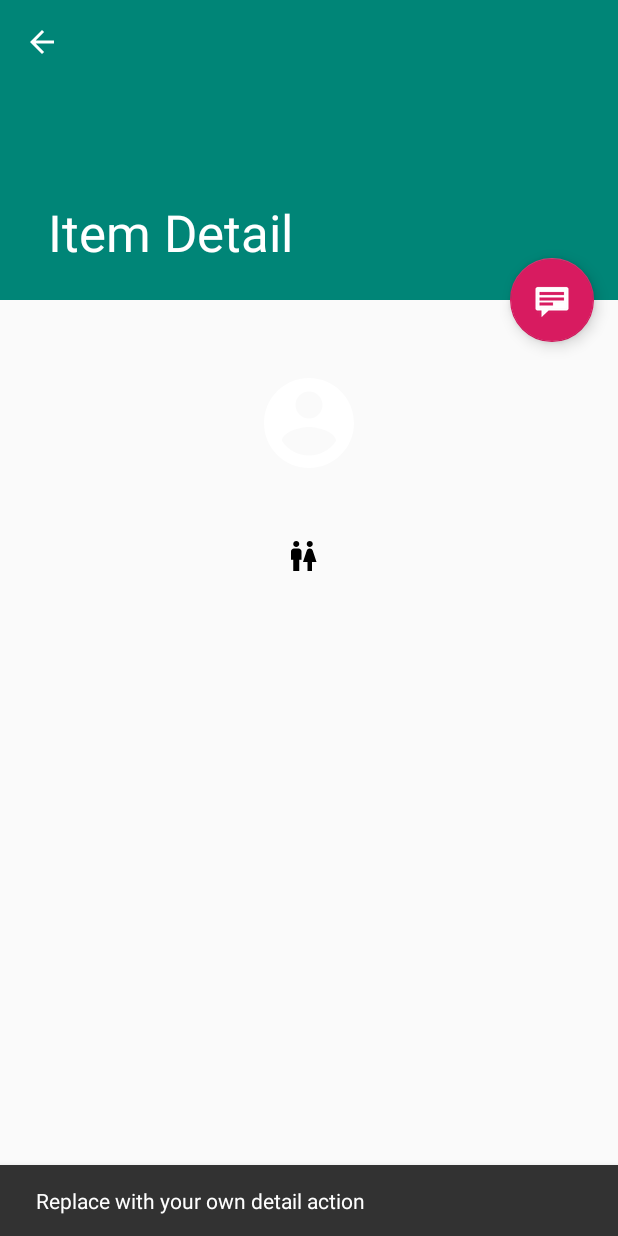
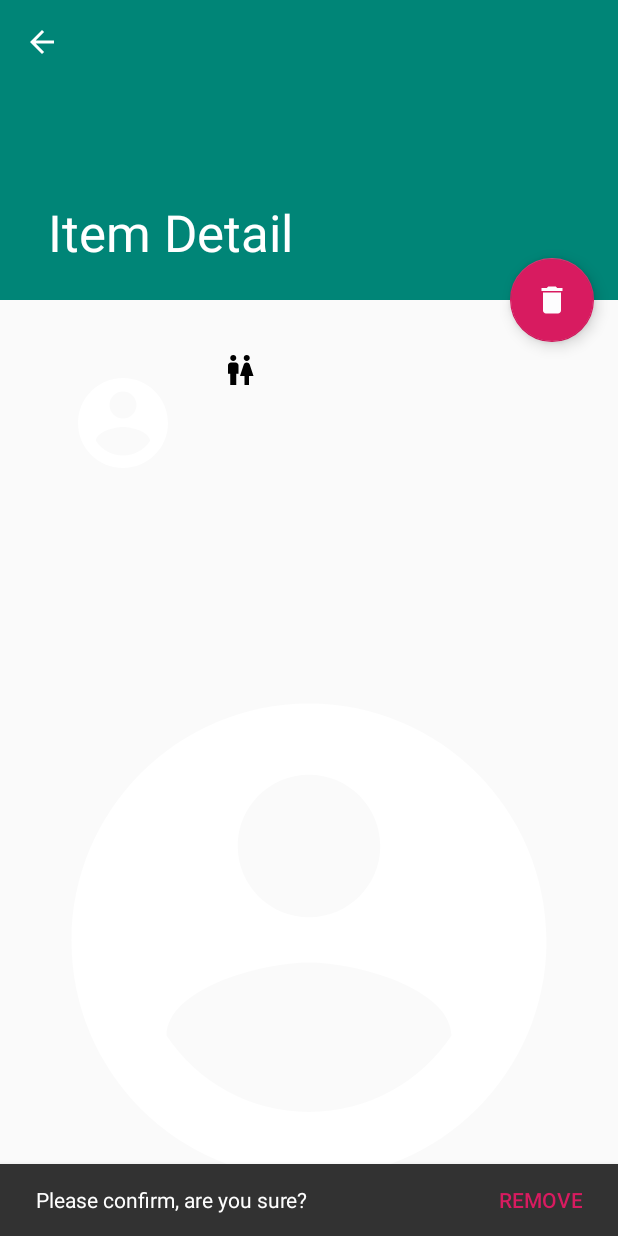
Before and after one commit to amqo/RandomUser, an Android app: the RandomUserDetailActivity screen opened directly, with no data from a screen before it, after a tap on an icon or button, on a phone screen of 412 x 824 dp. Run offline under Robolectric (Android 15) with nearby library versions, the phone set to English and light mode, and no system bars; our stand-ins replace data binding; libraries missing offline, so code that uses them is left out: org.kodein.di; pictures from the network do not load; 4 statements that could not run were skipped.

Commit message:
Add remove confirmation, layout improvements

```diff
--- a/app/build.gradle
+++ b/app/build.gradle
@@ -63,9 +63,6 @@ dependencies {
     implementation 'org.jetbrains.kotlinx:kotlinx-coroutines-core:1.1.1'
     implementation "org.jetbrains.kotlinx:kotlinx-coroutines-android:1.1.1"
 
-    // DateTime-time support
-    implementation "com.jakewharton.threetenabp:threetenabp:1.1.0"
-
     // Retrofit
     implementation "com.squareup.retrofit2:retrofit:$retrofit_version"
     implementation "com.squareup.retrofit2:converter-gson:$retrofit_version"
--- /dev/null
+++ b/app/src/main/java/com/amqo/randomuser/data/network/response/Coordinates.kt
@@ -0,0 +1,6 @@
+package com.amqo.randomuser.data.network.response
+
+data class Coordinates(
+    val latitude: Double,
+    val longitude: Double
+)
--- a/app/src/main/java/com/amqo/randomuser/data/network/response/Location.kt
+++ b/app/src/main/java/com/amqo/randomuser/data/network/response/Location.kt
@@ -1,7 +1,11 @@
 package com.amqo.randomuser.data.network.response
+
+import androidx.room.Embedded
 
 data class Location(
     val city: String,
     val state: String,
-    val street: String
+    val street: String,
+    @Embedded(prefix = "_coordinates")
+    val coordinates: Coordinates
 )
--- a/app/src/main/java/com/amqo/randomuser/internal/Extensions.kt
+++ b/app/src/main/java/com/amqo/randomuser/internal/Extensions.kt
@@ -73,6 +73,14 @@ fun ImageView.setCircleImageUrl(
         .placeholder(R.drawable.ic_account_circle_black_60dp).into(this)
 }
 
+@BindingAdapter("imageUrl")
+fun ImageView.setImageUrl(
+    url: String?
+) {
+    GlideApp.with(context).load(url).placeholder(
+        R.drawable.ic_account_circle_black_60dp).into(this)
+}
+
 // Private functions
 
 private fun Context.hideKeyboard(
--- a/app/src/main/java/com/amqo/randomuser/ui/detail/RandomUserDetailActivity.kt
+++ b/app/src/main/java/com/amqo/randomuser/ui/detail/RandomUserDetailActivity.kt
@@ -1,21 +1,15 @@
 package com.amqo.randomuser.ui.detail
 
 import android.os.Bundle
+import android.util.Log
 import android.view.MenuItem
 import androidx.appcompat.app.AppCompatActivity
 import androidx.databinding.DataBindingUtil
 import com.amqo.randomuser.R
 import com.amqo.randomuser.databinding.ActivityRandomUserDetailBinding
-import com.amqo.randomuser.ui.list.RandomUserListActivity
 import com.google.android.material.snackbar.Snackbar
 import kotlinx.android.synthetic.main.activity_random_user_detail.*
 
-/**
- * An activity representing a single Item detail screen. This
- * activity is only used on narrow width devices. On tablet-size devices,
- * item details are presented side-by-side with a list of items
- * in a [RandomUserListActivity].
- */
 class RandomUserDetailActivity : AppCompatActivity() {
 
     private lateinit var activityMainBinding: ActivityRandomUserDetailBinding
@@ -29,8 +23,10 @@ class RandomUserDetailActivity : AppCompatActivity() {
         supportActionBar?.setDisplayHomeAsUpEnabled(true)
 
         fab.setOnClickListener { view ->
-            Snackbar.make(view, "Replace with your own detail action", Snackbar.LENGTH_LONG)
-                .setAction("Action", null).show()
+            Snackbar.make(view, "Please confirm, are you sure?", Snackbar.LENGTH_LONG)
+                .setAction("Remove") {
+                    Log.e("TEST", "Removed")
+                }.show()
         }
         if (savedInstanceState == null) {
             addDetailFragment()
--- a/app/src/main/java/com/amqo/randomuser/ui/detail/RandomUserViewModelFactory.kt
+++ b/app/src/main/java/com/amqo/randomuser/ui/detail/RandomUserViewModelFactory.kt
@@ -3,14 +3,16 @@ package com.amqo.randomuser.ui.detail
 import androidx.lifecycle.ViewModel
 import androidx.lifecycle.ViewModelProvider
 import com.amqo.randomuser.data.repository.RandomUsersRepository
+import com.amqo.randomuser.ui.base.ResourceProvider
 
 class RandomUserViewModelFactory(
     private val userId: String,
-    private val randomUsersRepository: RandomUsersRepository
+    private val randomUsersRepository: RandomUsersRepository,
+    private val resourceProvider: ResourceProvider
 ) : ViewModelProvider.NewInstanceFactory() {
 
     @Suppress("UNCHECKED_CAST")
     override fun <T : ViewModel?> create(modelClass: Class<T>): T {
-        return RandomUserViewModel(userId, randomUsersRepository) as T
+        return RandomUserViewModel(userId, randomUsersRepository, resourceProvider) as T
     }
 }
--- /dev/null
+++ b/app/src/main/res/drawable/ic_delete_white_24dp.xml
@@ -0,0 +1,5 @@
+<vector android:height="24dp" android:tint="#FDFDFE"
+    android:viewportHeight="24.0" android:viewportWidth="24.0"
+    android:width="24dp" xmlns:android="http://schemas.android.com/apk/res/android">
+    <path android:fillColor="#FF000000" android:pathData="M6,19c0,1.1 0.9,2 2,2h8c1.1,0 2,-0.9 2,-2V7H6v12zM19,4h-3.5l-1,-1h-5l-1,1H5v2h14V4z"/>
+</vector>
--- /dev/null
+++ b/app/src/main/res/drawable/ic_phone_black_24dp.xml
@@ -0,0 +1,5 @@
+<vector android:height="24dp" android:tint="#080808"
+    android:viewportHeight="24.0" android:viewportWidth="24.0"
+    android:width="24dp" xmlns:android="http://schemas.android.com/apk/res/android">
+    <path android:fillColor="#FF000000" android:pathData="M6.62,10.79c1.44,2.83 3.76,5.14 6.59,6.59l2.2,-2.2c0.27,-0.27 0.67,-0.36 1.02,-0.24 1.12,0.37 2.33,0.57 3.57,0.57 0.55,0 1,0.45 1,1V20c0,0.55 -0.45,1 -1,1 -9.39,0 -17,-7.61 -17,-17 0,-0.55 0.45,-1 1,-1h3.5c0.55,0 1,0.45 1,1 0,1.25 0.2,2.45 0.57,3.57 0.11,0.35 0.03,0.74 -0.25,1.02l-2.2,2.2z"/>
+</vector>
--- a/app/src/main/res/layout/activity_random_user_detail.xml
+++ b/app/src/main/res/layout/activity_random_user_detail.xml
@@ -58,7 +58,7 @@
             android:layout_height="wrap_content"
             android:layout_gravity="center_vertical|start"
             android:layout_margin="@dimen/margin_medium"
-            app:srcCompat="@android:drawable/stat_notify_chat"
+            app:srcCompat="@drawable/ic_delete_white_24dp"
             app:layout_anchor="@+id/item_detail_container"
             app:layout_anchorGravity="top|end"/>
 
--- a/app/src/main/res/layout/random_user_detail.xml
+++ b/app/src/main/res/layout/fragment_random_user_detail.xml
@@ -10,6 +10,10 @@
         <variable
             name="randomUser"
             type="com.amqo.randomuser.db.entity.RandomUserEntry"/>
+
+        <variable
+            name="randomUserInteractor"
+            type="com.amqo.randomuser.ui.detail.RandomUserDetailFragment.UserDetailInteractor"/>
     </data>
 
     <RelativeLayout
@@ -20,7 +24,8 @@
             android:id="@+id/user_image"
             android:layout_width="100dp"
             android:layout_height="100dp"
-            android:layout_centerHorizontal="true"
+            android:layout_alignParentStart="true"
+            android:layout_marginStart="@dimen/margin_large"
             android:layout_marginTop="@dimen/margin_large"
             android:layout_marginBottom="@dimen/margin_small"
             app:circleImageUrl="@{randomUser.picture.large}"
@@ -32,21 +37,23 @@
             android:layout_width="wrap_content"
             style="?android:attr/textAppearanceLarge"
             android:drawableStart="@drawable/ic_gender_black_24dp"
-            android:layout_below="@+id/user_image"
-            android:layout_centerHorizontal="true"
+            android:layout_alignTop="@+id/user_image"
+            android:layout_toEndOf="@+id/user_image"
+            android:layout_marginStart="@dimen/margin_medium"
             android:drawablePadding="@dimen/padding_small"
-            android:text="@{randomUser.genderCapitalized}"
-            android:layout_marginTop="@dimen/margin_medium"/>
+            android:text="@{randomUser.genderCapitalized}"/>
 
         <TextView
             android:id="@+id/user_mail"
             android:layout_width="wrap_content"
             android:layout_height="match_parent"
-            style="?android:attr/textAppearanceLarge"
+            style="?android:attr/textAppearanceMedium"
             android:layout_marginTop="@dimen/margin_medium"
-            android:layout_below="@+id/user_gender"
+            android:layout_marginStart="@dimen/margin_medium"
+            android:layout_below="@+id/user_image"
             android:layout_centerHorizontal="true"
-            android:text="@{randomUser.email}"
+            android:text="@{randomUserInteractor.getMailFormatted()}"
+            android:onClick="@{() -> randomUserInteractor.navigateToSendMail()}"
             android:textIsSelectable="true"
             tools:context=".ui.detail.RandomUserDetailFragment"/>
 
@@ -58,9 +65,21 @@
             android:layout_marginTop="@dimen/margin_medium"
             android:layout_below="@+id/user_mail"
             android:layout_centerHorizontal="true"
-            android:text="@{`Registered since ` + randomUser.dateFormatted}"
+            android:text="@{randomUserInteractor.getRegisteredMessage()}"
             android:textIsSelectable="true"
             tools:context=".ui.detail.RandomUserDetailFragment"/>
+
+        <ImageView
+            android:id="@+id/map_image"
+            android:layout_width="match_parent"
+            android:layout_height="wrap_content"
+            android:layout_centerHorizontal="true"
+            android:layout_below="@+id/user_registered"
+            android:layout_margin="@dimen/margin_medium"
+            app:imageUrl="@{randomUserInteractor.getMapUrl()}"
+            android:onClick="@{() -> randomUserInteractor.navigateToUserLocation()}"
+            android:adjustViewBounds="true"
+            android:scaleType="fitXY"/>
 
     </RelativeLayout>
 
--- a/app/src/main/res/layout/random_user_item.xml
+++ b/app/src/main/res/layout/random_user_item.xml
@@ -85,6 +85,8 @@
                 android:id="@+id/user_phone_text"
                 android:layout_width="wrap_content"
                 android:layout_height="wrap_content"
+                android:drawableStart="@drawable/ic_phone_black_24dp"
+                android:drawablePadding="@dimen/padding_small"
                 android:layout_alignParentStart="true"
                 android:layout_alignParentBottom="true"
                 android:layout_marginStart="@dimen/margin_small"
```
Also changed, not shown: app/src/main/java/com/amqo/randomuser/RandomUserApplication.kt (+3 -7 lines), app/src/main/java/com/amqo/randomuser/db/entity/RandomUserEntry.kt (+0 -8 lines), app/src/main/java/com/amqo/randomuser/ui/base/ResourceProvider.kt (added, +13 -0 lines), app/src/main/java/com/amqo/randomuser/ui/detail/RandomUserDetailFragment.kt (+62 -4 lines), app/src/main/java/com/amqo/randomuser/ui/detail/RandomUserViewModel.kt (+47 -1 lines).
